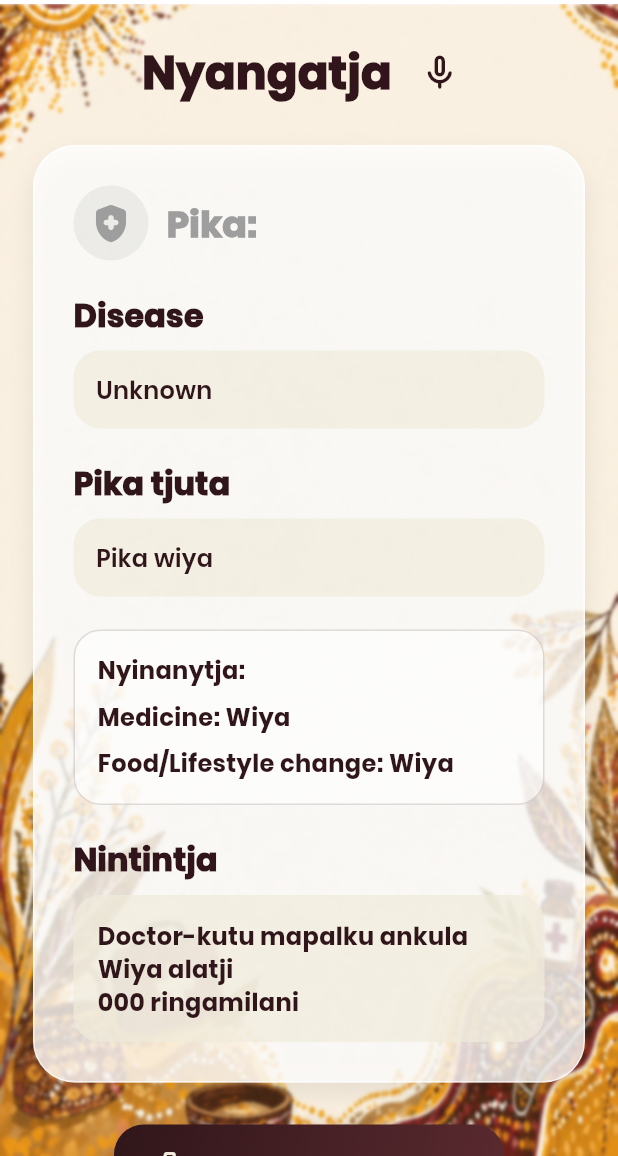
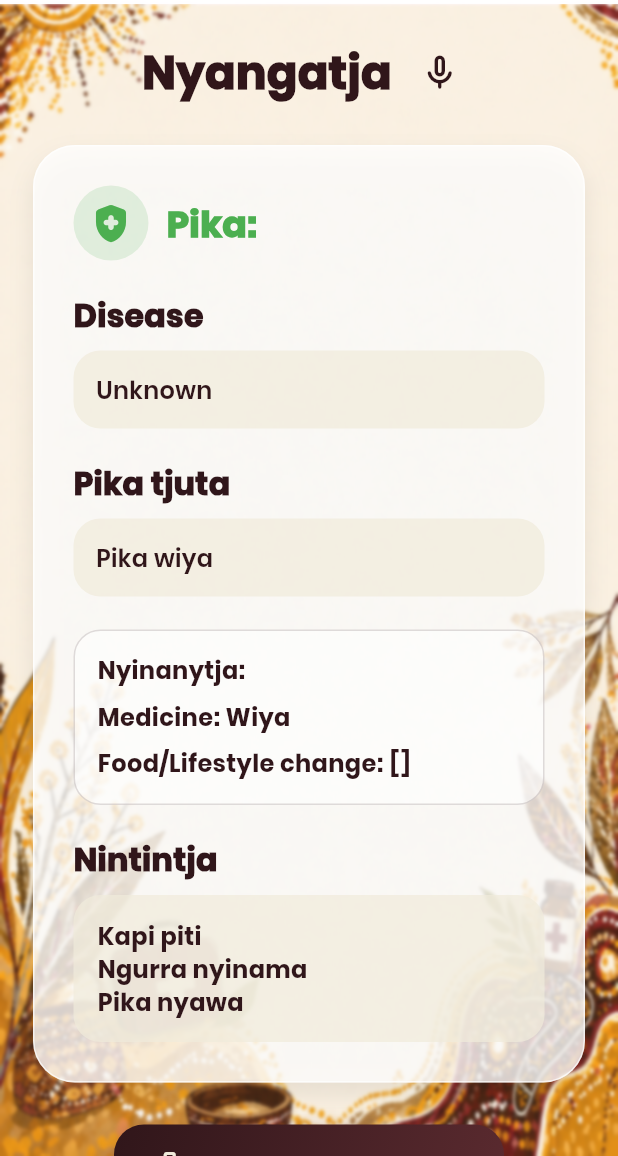
Before and after one commit to Piyawardhana/saca, a Flutter app: the ResultPage screen opened directly with empty values, on a phone screen of 412 x 824 dp, the part 80-1236 px from its top. Run offline on Flutter 3.47's test engine with Material 3 defaults, Android fonts, the light colour scheme and no system bars; our stand-ins replace flutter_tts, speech_to_text; network calls fail.

Commit message:
Updated severity logic, lifestyle flow, result page and pain score UI

```diff
--- a/lib/Screens/OtherPainPage.dart
+++ b/lib/Screens/OtherPainPage.dart
@@ -265,9 +265,9 @@ class _OtherPainPageState extends State<OtherPainPage> {
 
   void goNext() {
     final updatedSymptoms = [
-      ...widget.symptoms,
-      ...selectedChanges,
-    ];
+  ...widget.symptoms,
+  ...selectedChanges,
+].toSet().toList();
 
     final updatedInputText = [
       widget.inputText,
--- a/lib/Screens/QuestionThreePage.dart
+++ b/lib/Screens/QuestionThreePage.dart
@@ -216,7 +216,7 @@ class _QuestionThreePageState extends State<QuestionThreePage> {
           const SizedBox(width: 14),
           Expanded(
             child: Text(
-              '${t("Current overall severity", "Pika overall")}: ${widget.severity}',
+              '${t("Current Pain Score", "Pika overall")}: ${widget.severity}',
               style: TextStyle(
                 color: severityColor,
                 fontSize: 20,
--- a/lib/Screens/QuestionTwoPage.dart
+++ b/lib/Screens/QuestionTwoPage.dart
@@ -242,7 +242,6 @@ class _QuestionTwoPageState extends State<QuestionTwoPage> {
               gradient: const LinearGradient(
                 colors: [
                   Colors.green,
-                  Colors.yellow,
                   Colors.orange,
                   Colors.red,
                 ],
--- a/lib/Screens/ResultPage.dart
+++ b/lib/Screens/ResultPage.dart
@@ -16,6 +16,8 @@ class ResultPage extends StatelessWidget {
   final String recommendation;
   final bool voiceMode;
 
+final List<String> lifestyleChanges;
+
   const ResultPage({
     super.key,
     required this.isEnglish,
@@ -27,37 +29,45 @@ class ResultPage extends StatelessWidget {
     required this.disease,
     required this.recommendation,
     this.voiceMode = false,
+    required this.lifestyleChanges,
   });
 
   String t(String en, String pit) => isEnglish ? en : pit;
 
- Color get severityColor {
-  final s = severity.toLowerCase();
+  bool get isSevere {
+    final s = severity.toLowerCase().trim();
 
-  if (s.contains('severe') || s.contains('high')) {
-    return Colors.red;
+    return s.contains('severe') ||
+        s.contains('high') ||
+        s == '7' ||
+        s == '8' ||
+        s == '9' ||
+        s == '10';
   }
 
-  if (s.contains('moderate')) {
+  Color get severityColor {
+    if (isSevere) return Colors.red;
+
+    final s = severity.toLowerCase().trim();
+
+    if (s.contains('moderate') || s == '4' || s == '5' || s == '6') {
       return Colors.orange;
     }
 
-  if (s.contains('mild') || s.contains('low')) {
     return Colors.green;
   }
 
-  return Colors.grey;
-}
-
   String get fallbackAdvice {
-    if (severity == 'Low') {
+    if (isSevere) {
       return t(
-        'Drink water\nRest\nMonitor symptoms',
-        'Kapi piti\nNgurra nyinama\nPika nyawa',
+        'Consult a doctor immediately\nDo not delay\nCall 000 if urgent',
+        'Doctor-kutu mapalku ankula\nWiya alatji\n000 ringamilani',
       );
     }
 
-    if (severity == 'Moderate') {
+    final s = severity.toLowerCase().trim();
+
+    if (s.contains('moderate') || s == '4' || s == '5' || s == '6') {
       return t(
         'Rest well\nDrink fluids\nConsult doctor if needed',
         'Ngurra nyinama\nKapi piti\nDoctor-kutu ankula',
@@ -65,9 +75,22 @@ class ResultPage extends StatelessWidget {
     }
 
     return t(
-      'Consult a doctor immediately\nDo not delay\nCall 000 if urgent',
-      'Doctor-kutu mapalku ankula\nWiya alatji\n000 ringamilani',
+      'Drink water\nRest\nMonitor symptoms',
+      'Kapi piti\nNgurra nyinama\nPika nyawa',
     );
+  }
+
+  bool isLifestyleItem(String item) {
+    final s = item.toLowerCase().trim();
+
+    return s == 'new food' ||
+        s == 'food poisoning suspected' ||
+        s == 'less sleep' ||
+        s == 'high stress' ||
+        s == 'heavy physical work' ||
+        s == 'travel recently' ||
+        s == 'alcohol or smoking' ||
+        s == 'no major change';
   }
 
   Future<void> _callEmergency(BuildContext context) async {
@@ -117,8 +140,10 @@ class ResultPage extends StatelessWidget {
 
   @override
   Widget build(BuildContext context) {
-    final displayedSymptoms =
-        symptoms.isEmpty ? inputText : symptoms.join(', ');
+    final displayedSymptoms = symptoms
+        .where((item) => !isLifestyleItem(item))
+        .toSet()
+        .join(', ');
 
     final finalAdvice =
         recommendation.trim().isNotEmpty ? recommendation : fallbackAdvice;
@@ -194,9 +219,9 @@ class ResultPage extends StatelessWidget {
                   onPressed: () => _bookDoctor(context),
                 ),
                 const SizedBox(height: 18),
-                if (severity == 'High')
+                if (isSevere)
                   EmergencyButton(
-                    text: t('Call 000', '000 ringamilani'),
+                    text: t('CALL 000 EMERGENCY', '000 ringamilani'),
                     onPressed: () => _callEmergency(context),
                   ),
               ],
@@ -269,18 +294,7 @@ class ResultPage extends StatelessWidget {
   }
 
   Widget _detailsBox() {
-  final lifestyleItems = symptoms.where((item) {
-    final s = item.toLowerCase().trim();
-
-    return s == 'new food' ||
-        s == 'food poisoning suspected' ||
-        s == 'less sleep' ||
-        s == 'high stress' ||
-        s == 'heavy physical work' ||
-        s == 'travel recently' ||
-        s == 'alcohol or smoking' ||
-        s == 'no major change';
-  }).toList();
+    final lifestyleItems = symptoms.where(isLifestyleItem).toList();
 
     final lifestyleText = lifestyleItems.isEmpty
         ? t('Not provided', 'Wiya')
@@ -318,7 +332,7 @@ class ResultPage extends StatelessWidget {
           ),
           const SizedBox(height: 8),
           Text(
-          '${t('Food/Lifestyle Changes', 'Food/Lifestyle change')}: $lifestyleText',
+            '${t('Food/Lifestyle Changes', 'Food/Lifestyle change')}: $lifestyleChanges',
             style: const TextStyle(
               fontSize: 16,
               color: Color(0xFF30161A),
@@ -335,23 +349,19 @@ class ResultPage extends StatelessWidget {
       width: double.infinity,
       padding: const EdgeInsets.all(15),
       decoration: BoxDecoration(
-        color: severity == 'High'
+        color: isSevere
             ? Colors.red.withOpacity(0.08)
             : const Color(0xFFF0EBDB).withOpacity(0.72),
         borderRadius: BorderRadius.circular(18),
         border: Border.all(
-          color: severity == 'High'
-              ? Colors.red.withOpacity(0.35)
-              : Colors.transparent,
+          color: isSevere ? Colors.red.withOpacity(0.35) : Colors.transparent,
         ),
       ),
       child: Text(
         text,
         style: TextStyle(
           fontSize: 16,
-          color: severity == 'High'
-              ? Colors.red.shade700
-              : const Color(0xFF30161A),
+          color: isSevere ? Colors.red.shade700 : const Color(0xFF30161A),
           fontWeight: FontWeight.w700,
           height: 1.4,
         ),
@@ -364,7 +374,6 @@ class ResultPage extends StatelessWidget {
       backgroundColor: Colors.white.withOpacity(0.95),
       elevation: 0,
       surfaceTintColor: Colors.transparent,
-
       leading: IconButton(
         onPressed: () => Navigator.pop(context),
         icon: const Icon(
@@ -372,7 +381,6 @@ class ResultPage extends StatelessWidget {
           color: Color(0xFF30161A),
         ),
       ),
-
       title: const Row(
         children: [
           Icon(
@@ -390,7 +398,6 @@ class ResultPage extends StatelessWidget {
           ),
         ],
       ),
-
       actions: [
         Padding(
           padding: const EdgeInsets.only(right: 10),
@@ -437,6 +444,7 @@ class EmergencyButton extends StatefulWidget {
 class _EmergencyButtonState extends State<EmergencyButton>
     with SingleTickerProviderStateMixin {
   late AnimationController controller;
+  late Animation<double> opacity;
   late Animation<double> scale;
 
   @override
@@ -445,8 +453,10 @@ class _EmergencyButtonState extends State<EmergencyButton>
 
     controller = AnimationController(
       vsync: this,
-      duration: const Duration(milliseconds: 850),
+      duration: const Duration(milliseconds: 650),
     )..repeat(reverse: true);
+
+    opacity = Tween<double>(begin: 0.45, end: 1.0).animate(controller);
 
     scale = Tween<double>(begin: 1.0, end: 1.06).animate(
       CurvedAnimation(
@@ -464,13 +474,15 @@ class _EmergencyButtonState extends State<EmergencyButton>
 
   @override
   Widget build(BuildContext context) {
-    return ScaleTransition(
+    return FadeTransition(
+      opacity: opacity,
+      child: ScaleTransition(
         scale: scale,
         child: GestureDetector(
           onTap: widget.onPressed,
           child: Container(
-          width: 300,
-          padding: const EdgeInsets.symmetric(vertical: 16),
+            width: double.infinity,
+            padding: const EdgeInsets.symmetric(vertical: 18),
             decoration: BoxDecoration(
               borderRadius: BorderRadius.circular(28),
               gradient: const LinearGradient(
@@ -494,16 +506,16 @@ class _EmergencyButtonState extends State<EmergencyButton>
               mainAxisAlignment: MainAxisAlignment.center,
               children: [
                 const Icon(
-                Icons.emergency_rounded,
+                  Icons.call_rounded,
                   color: Colors.white,
-                size: 24,
+                  size: 28,
                 ),
                 const SizedBox(width: 10),
                 Text(
                   widget.text,
                   style: const TextStyle(
                     color: Colors.white,
-                  fontSize: 18,
+                    fontSize: 21,
                     fontWeight: FontWeight.w900,
                   ),
                 ),
@@ -511,6 +523,7 @@ class _EmergencyButtonState extends State<EmergencyButton>
             ),
           ),
         ),
+      ),
     );
   }
 }
```
Also changed, not shown: lib/Screens/BodyScanLoadingPage.dart (+15 -1 lines). Lines whose indentation alone changed are shown as unchanged.
